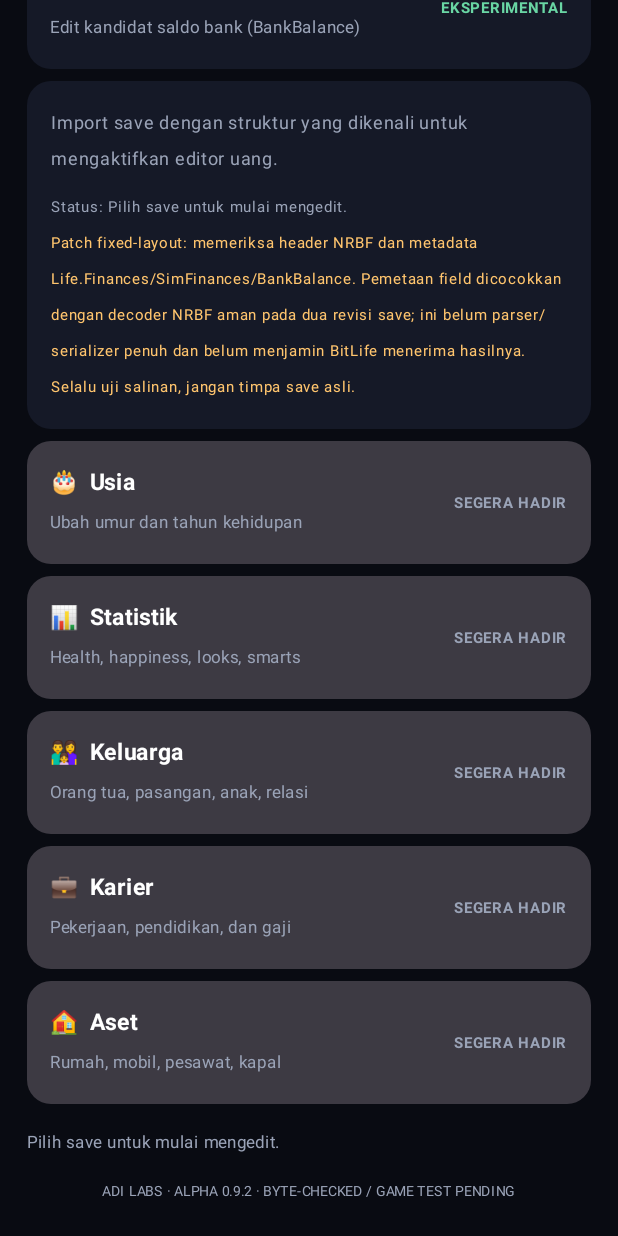
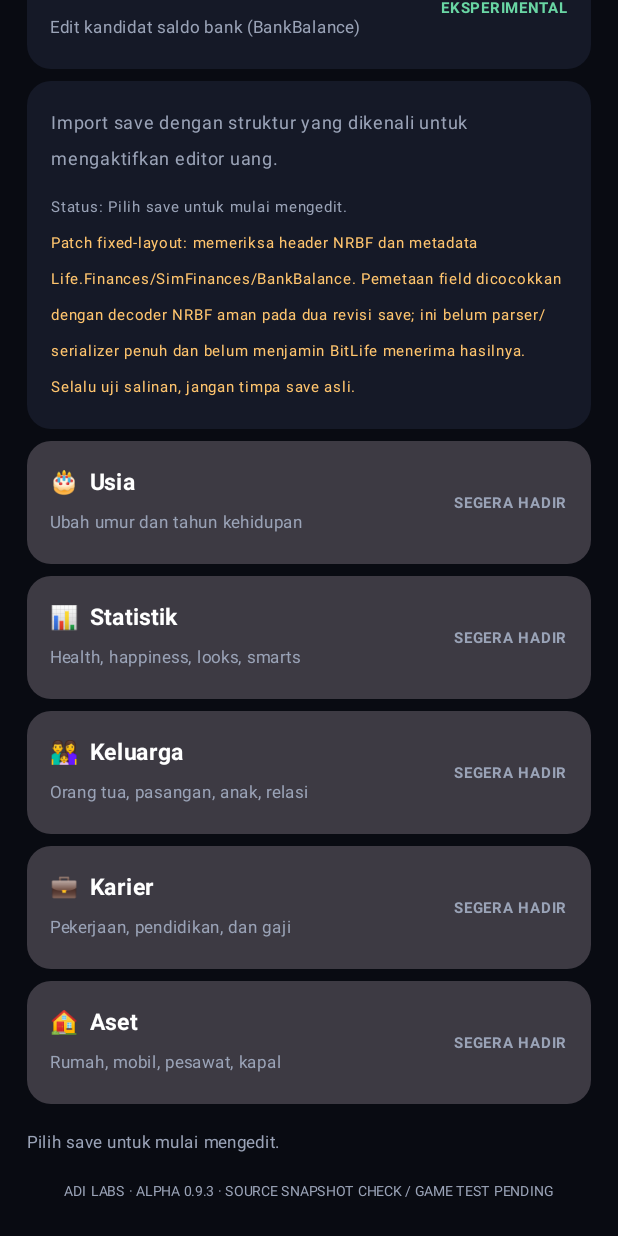
Before and after one commit to Muhtadi112/BitLife-Save-Editor, an Android app built with Jetpack Compose: the screen it shows after launch (MainActivity), scrolled down 434 dp, on a phone screen of 412 x 824 dp. Run offline under Robolectric (Android 15) with nearby library versions, the phone set to English and light mode, and no system bars.

Commit message:
Update Alpha 0.9.3 safety status in app footer

```diff
--- a/BitLifeSaveEditor/app/src/main/java/com/adi/bitlifesaveeditor/MainActivity.kt
+++ b/BitLifeSaveEditor/app/src/main/java/com/adi/bitlifesaveeditor/MainActivity.kt
@@ -404,6 +404,6 @@ private fun EditorHome() {
         }
         Text(editStatus, color = Muted, fontSize = 11.sp, lineHeight = 16.sp)
         Spacer(Modifier.height(12.dp))
-        Text("ADI LABS · ALPHA 0.9.2 · BYTE-CHECKED / GAME TEST PENDING", color = Muted, fontSize = 9.sp, modifier = Modifier.align(Alignment.CenterHorizontally))
+        Text("ADI LABS · ALPHA 0.9.3 · SOURCE SNAPSHOT CHECK / GAME TEST PENDING", color = Muted, fontSize = 9.sp, modifier = Modifier.align(Alignment.CenterHorizontally))
     }
 }
```
